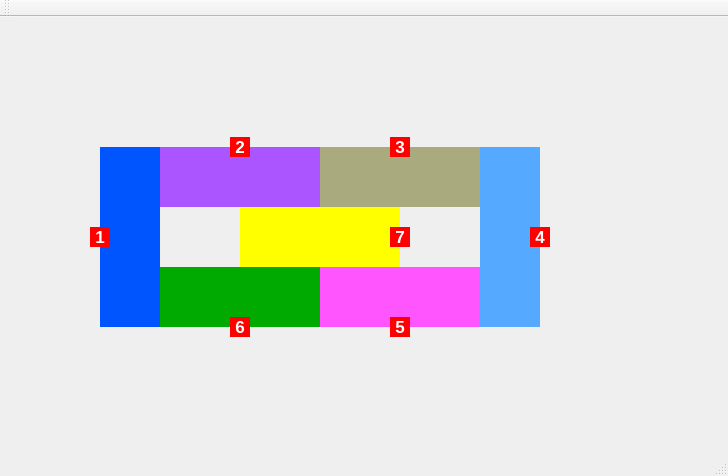
Qt form mainwindow.ui (arturcuringa/Trens) before a commit.
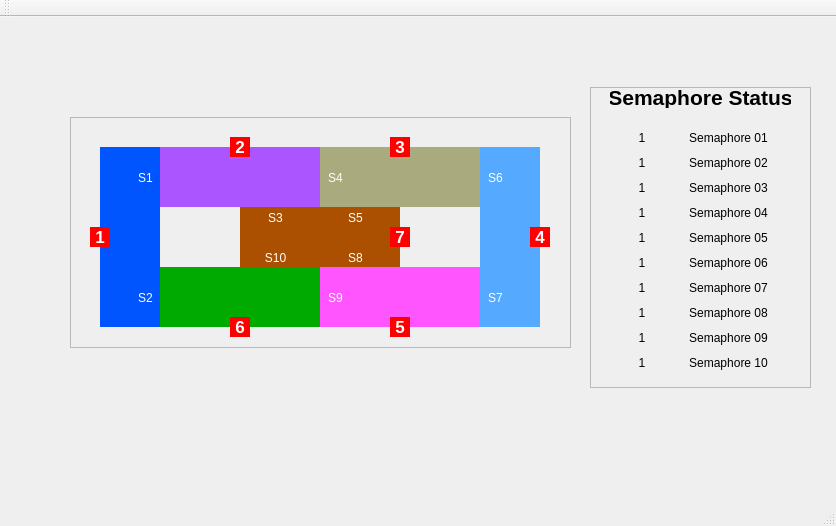
The same form after that commit.

Commit message: add some things about semaphore

```diff
--- a/mainwindow.ui
+++ b/mainwindow.ui
@@ -6,8 +6,8 @@
    <rect>
     <x>0</x>
     <y>0</y>
-    <width>728</width>
-    <height>476</height>
+    <width>836</width>
+    <height>526</height>
    </rect>
   </property>
   <property name="windowTitle">
@@ -62,7 +62,7 @@
      </rect>
     </property>
     <property name="styleSheet">
-     <string notr="true">background-color: yellow</string>
+     <string notr="true">background-color: rgb(170, 80, 0);</string>
     </property>
     <property name="locale">
      <locale language="Portuguese" country="Brazil"/>
@@ -360,6 +360,565 @@
      <set>Qt::AlignCenter</set>
     </property>
    </widget>
+   <widget class="QLabel" name="s1">
+    <property name="geometry">
+     <rect>
+      <x>130</x>
+      <y>150</y>
+      <width>31</width>
+      <height>21</height>
+     </rect>
+    </property>
+    <property name="styleSheet">
+     <string notr="true">color: white;</string>
+    </property>
+    <property name="text">
+     <string>S1</string>
+    </property>
+    <property name="alignment">
+     <set>Qt::AlignCenter</set>
+    </property>
+   </widget>
+   <widget class="QLabel" name="s2">
+    <property name="geometry">
+     <rect>
+      <x>130</x>
+      <y>270</y>
+      <width>31</width>
+      <height>21</height>
+     </rect>
+    </property>
+    <property name="styleSheet">
+     <string notr="true">color: white;</string>
+    </property>
+    <property name="text">
+     <string>S2</string>
+    </property>
+    <property name="alignment">
+     <set>Qt::AlignCenter</set>
+    </property>
+   </widget>
+   <widget class="QLabel" name="s3">
+    <property name="geometry">
+     <rect>
+      <x>260</x>
+      <y>190</y>
+      <width>31</width>
+      <height>21</height>
+     </rect>
+    </property>
+    <property name="styleSheet">
+     <string notr="true">color: white;</string>
+    </property>
+    <property name="text">
+     <string>S3</string>
+    </property>
+    <property name="alignment">
+     <set>Qt::AlignCenter</set>
+    </property>
+   </widget>
+   <widget class="QLabel" name="s4">
+    <property name="geometry">
+     <rect>
+      <x>320</x>
+      <y>150</y>
+      <width>31</width>
+      <height>21</height>
+     </rect>
+    </property>
+    <property name="styleSheet">
+     <string notr="true">color: white;</string>
+    </property>
+    <property name="text">
+     <string>S4</string>
+    </property>
+    <property name="alignment">
+     <set>Qt::AlignCenter</set>
+    </property>
+   </widget>
+   <widget class="QLabel" name="s5">
+    <property name="geometry">
+     <rect>
+      <x>340</x>
+      <y>190</y>
+      <width>31</width>
+      <height>21</height>
+     </rect>
+    </property>
+    <property name="styleSheet">
+     <string notr="true">color: white;</string>
+    </property>
+    <property name="text">
+     <string>S5</string>
+    </property>
+    <property name="alignment">
+     <set>Qt::AlignCenter</set>
+    </property>
+   </widget>
+   <widget class="QLabel" name="s6">
+    <property name="geometry">
+     <rect>
+      <x>480</x>
+      <y>150</y>
+      <width>31</width>
+      <height>21</height>
+     </rect>
+    </property>
+    <property name="styleSheet">
+     <string notr="true">color: white;</string>
+    </property>
+    <property name="text">
+     <string>S6</string>
+    </property>
+    <property name="alignment">
+     <set>Qt::AlignCenter</set>
+    </property>
+   </widget>
+   <widget class="QLabel" name="s7">
+    <property name="geometry">
+     <rect>
+      <x>480</x>
+      <y>270</y>
+      <width>31</width>
+      <height>21</height>
+     </rect>
+    </property>
+    <property name="styleSheet">
+     <string notr="true">color: white;</string>
+    </property>
+    <property name="text">
+     <string>S7</string>
+    </property>
+    <property name="alignment">
+     <set>Qt::AlignCenter</set>
+    </property>
+   </widget>
+   <widget class="QLabel" name="s8">
+    <property name="geometry">
+     <rect>
+      <x>340</x>
+      <y>230</y>
+      <width>31</width>
+      <height>21</height>
+     </rect>
+    </property>
+    <property name="styleSheet">
+     <string notr="true">color: white;</string>
+    </property>
+    <property name="text">
+     <string>S8</string>
+    </property>
+    <property name="alignment">
+     <set>Qt::AlignCenter</set>
+    </property>
+   </widget>
+   <widget class="QLabel" name="s9">
+    <property name="geometry">
+     <rect>
+      <x>320</x>
+      <y>270</y>
+      <width>31</width>
+      <height>21</height>
+     </rect>
+    </property>
+    <property name="styleSheet">
+     <string notr="true">color: white;</string>
+    </property>
+    <property name="text">
+     <string>S9</string>
+    </property>
+    <property name="alignment">
+     <set>Qt::AlignCenter</set>
+    </property>
+   </widget>
+   <widget class="QLabel" name="s10">
+    <property name="geometry">
+     <rect>
+      <x>260</x>
+      <y>230</y>
+      <width>31</width>
+      <height>21</height>
+     </rect>
+    </property>
+    <property name="styleSheet">
+     <string notr="true">color: white;</string>
+    </property>
+    <property name="text">
+     <string>S10</string>
+    </property>
+    <property name="alignment">
+     <set>Qt::AlignCenter</set>
+    </property>
+   </widget>
+   <widget class="QFrame" name="frame">
+    <property name="geometry">
+     <rect>
+      <x>70</x>
+      <y>100</y>
+      <width>501</width>
+      <height>231</height>
+     </rect>
+    </property>
+    <property name="frameShape">
+     <enum>QFrame::StyledPanel</enum>
+    </property>
+    <property name="frameShadow">
+     <enum>QFrame::Raised</enum>
+    </property>
+   </widget>
+   <widget class="QFrame" name="frame_2">
+    <property name="geometry">
+     <rect>
+      <x>590</x>
+      <y>70</y>
+      <width>221</width>
+      <height>301</height>
+     </rect>
+    </property>
+    <property name="frameShape">
+     <enum>QFrame::StyledPanel</enum>
+    </property>
+    <property name="frameShadow">
+     <enum>QFrame::Raised</enum>
+    </property>
+    <widget class="QLabel" name="label">
+     <property name="geometry">
+      <rect>
+       <x>20</x>
+       <y>0</y>
+       <width>181</width>
+       <height>21</height>
+      </rect>
+     </property>
+     <property name="font">
+      <font>
+       <pointsize>16</pointsize>
+       <weight>75</weight>
+       <bold>true</bold>
+      </font>
+     </property>
+     <property name="text">
+      <string>Semaphore Status</string>
+     </property>
+     <property name="scaledContents">
+      <bool>true</bool>
+     </property>
+     <property name="alignment">
+      <set>Qt::AlignCenter</set>
+     </property>
+    </widget>
+    <widget class="QWidget" name="gridLayoutWidget">
+     <property name="geometry">
+      <rect>
+       <x>0</x>
+       <y>30</y>
+       <width>221</width>
+       <height>266</height>
+      </rect>
+     </property>
+     <layout class="QGridLayout" name="gridLayout">
+      <item row="1" column="1">
+       <widget class="QLabel" name="label_4">
+        <property name="text">
+         <string>Semaphore 02</string>
+        </property>
+        <property name="alignment">
+         <set>Qt::AlignCenter</set>
+        </property>
+       </widget>
+      </item>
+      <item row="5" column="1">
+       <widget class="QLabel" name="label_8">
+        <property name="text">
+         <string>Semaphore 06</string>
+        </property>
+        <property name="alignment">
+         <set>Qt::AlignCenter</set>
+        </property>
+       </widget>
+      </item>
+      <item row="2" column="1">
+       <widget class="QLabel" name="label_5">
+        <property name="text">
+         <string>Semaphore 03</string>
+        </property>
+        <property name="alignment">
+         <set>Qt::AlignCenter</set>
+        </property>
+       </widget>
+      </item>
+      <item row="9" column="1">
+       <widget class="QLabel" name="label_12">
+        <property name="text">
+         <string>Semaphore 10</string>
+        </property>
+        <property name="alignment">
+         <set>Qt::AlignCenter</set>
+        </property>
+       </widget>
+      </item>
+      <item row="8" column="1">
+       <widget class="QLabel" name="label_11">
+        <property name="text">
+         <string>Semaphore 09</string>
+        </property>
+        <property name="alignment">
+         <set>Qt::AlignCenter</set>
+        </property>
+       </widget>
+      </item>
+      <item row="7" column="1">
+       <widget class="QLabel" name="label_10">
+        <property name="text">
+         <string>Semaphore 08</string>
+        </property>
+        <property name="alignment">
+         <set>Qt::AlignCenter</set>
+        </property>
+       </widget>
+      </item>
+      <item row="6" column="1">
+       <widget class="QLabel" name="label_9">
+        <property name="sizePolicy">
+         <sizepolicy hsizetype="Preferred" vsizetype="Preferred">
+          <horstretch>0</horstretch>
+          <verstretch>0</verstretch>
+         </sizepolicy>
+        </property>
+        <property name="text">
+         <string>Semaphore 07</string>
+        </property>
+        <property name="alignment">
+         <set>Qt::AlignCenter</set>
+        </property>
+       </widget>
+      </item>
+      <item row="0" column="0">
+       <widget class="QLabel" name="strs1">
+        <property name="maximumSize">
+         <size>
+          <width>20</width>
+          <height>16777215</height>
+         </size>
+        </property>
+        <property name="text">
+         <string>1</string>
+        </property>
+        <property name="alignment">
+         <set>Qt::AlignCenter</set>
+        </property>
+       </widget>
+      </item>
+      <item row="4" column="1">
+       <widget class="QLabel" name="label_7">
+        <property name="text">
+         <string>Semaphore 05</string>
+        </property>
+        <property name="alignment">
+         <set>Qt::AlignCenter</set>
+        </property>
+       </widget>
+      </item>
+      <item row="0" column="1">
+       <widget class="QLabel" name="label_3">
+        <property name="sizePolicy">
+         <sizepolicy hsizetype="Maximum" vsizetype="Preferred">
+          <horstretch>0</horstretch>
+          <verstretch>0</verstretch>
+         </sizepolicy>
+        </property>
+        <property name="text">
+         <string>Semaphore 01</string>
+        </property>
+        <property name="alignment">
+         <set>Qt::AlignCenter</set>
+        </property>
+       </widget>
+      </item>
+      <item row="1" column="0">
+       <widget class="QLabel" name="strs2">
+        <property name="maximumSize">
+         <size>
+          <width>20</width>
+          <height>16777215</height>
+         </size>
+        </property>
+        <property name="text">
+         <string>1</string>
+        </property>
+        <property name="alignment">
+         <set>Qt::AlignCenter</set>
+        </property>
+       </widget>
+      </item>
+      <item row="2" column="0">
+       <widget class="QLabel" name="strs3">
+        <property name="maximumSize">
+         <size>
+          <width>20</width>
+          <height>16777215</height>
+         </size>
+        </property>
+        <property name="text">
+         <string>1</string>
+        </property>
+        <property name="alignment">
+         <set>Qt::AlignCenter</set>
+        </property>
+       </widget>
+      </item>
+      <item row="4" column="0">
+       <widget class="QLabel" name="strs5">
+        <property name="maximumSize">
+         <size>
+          <width>20</width>
+          <height>16777215</height>
+         </size>
+        </property>
+        <property name="text">
+         <string>1</string>
+        </property>
+        <property name="alignment">
+         <set>Qt::AlignCenter</set>
+        </property>
+       </widget>
+      </item>
+      <item row="3" column="0">
+       <widget class="QLabel" name="strs4">
+        <property name="maximumSize">
+         <size>
+          <width>20</width>
+          <height>16777215</height>
+         </size>
+        </property>
+        <property name="text">
+         <string>1</string>
+        </property>
+        <property name="alignment">
+         <set>Qt::AlignCenter</set>
+        </property>
+       </widget>
+      </item>
+      <item row="6" column="0">
+       <widget class="QLabel" name="strs7">
+        <property name="maximumSize">
+         <size>
+          <width>20</width>
+          <height>16777215</height>
+         </size>
+        </property>
+        <property name="text">
+         <string>1</string>
+        </property>
+        <property name="alignment">
+         <set>Qt::AlignCenter</set>
+        </property>
+       </widget>
+      </item>
+      <item row="5" column="0">
+       <widget class="QLabel" name="strs6">
+        <property name="maximumSize">
+         <size>
+          <width>20</width>
+          <height>16777215</height>
+         </size>
+        </property>
+        <property name="text">
+         <string>1</string>
+        </property>
+        <property name="alignment">
+         <set>Qt::AlignCenter</set>
+        </property>
+       </widget>
+      </item>
+      <item row="3" column="1">
+       <widget class="QLabel" name="label_6">
+        <property name="text">
+         <string>Semaphore 04</string>
+        </property>
+        <property name="alignment">
+         <set>Qt::AlignCenter</set>
+        </property>
+       </widget>
+      </item>
+      <item row="7" column="0">
+       <widget class="QLabel" name="strs8">
+        <property name="maximumSize">
+         <size>
+          <width>20</width>
+          <height>16777215</height>
+         </size>
+        </property>
+        <property name="text">
+         <string>1</string>
+        </property>
+        <property name="alignment">
+         <set>Qt::AlignCenter</set>
+        </property>
+       </widget>
+      </item>
+      <item row="8" column="0">
+       <widget class="QLabel" name="strs9">
+        <property name="maximumSize">
+         <size>
+          <width>20</width>
+          <height>16777215</height>
+         </size>
+        </property>
+        <property name="text">
+         <string>1</string>
+        </property>
+        <property name="alignment">
+         <set>Qt::AlignCenter</set>
+        </property>
+       </widget>
+      </item>
+      <item row="9" column="0">
+       <widget class="QLabel" name="strs10">
+        <property name="maximumSize">
+         <size>
+          <width>20</width>
+          <height>16777215</height>
+         </size>
+        </property>
+        <property name="text">
+         <string>1</string>
+        </property>
+        <property name="alignment">
+         <set>Qt::AlignCenter</set>
+        </property>
+       </widget>
+      </item>
+     </layout>
+    </widget>
+   </widget>
+   <zorder>frame</zorder>
+   <zorder>labelTrilho02</zorder>
+   <zorder>labelTrilho03</zorder>
+   <zorder>labelTrilho07</zorder>
+   <zorder>labelTrilho05</zorder>
+   <zorder>labelTrilho06</zorder>
+   <zorder>labelTrilho04</zorder>
+   <zorder>labelTrilho01</zorder>
+   <zorder>labelTrem04</zorder>
+   <zorder>labelTrem01</zorder>
+   <zorder>labelTrem02</zorder>
+   <zorder>labelTrem03</zorder>
+   <zorder>labelTrem05</zorder>
+   <zorder>labelTrem06</zorder>
+   <zorder>labelTrem07</zorder>
+   <zorder>s1</zorder>
+   <zorder>s2</zorder>
+   <zorder>s3</zorder>
+   <zorder>s4</zorder>
+   <zorder>s5</zorder>
+   <zorder>s6</zorder>
+   <zorder>s7</zorder>
+   <zorder>s8</zorder>
+   <zorder>s9</zorder>
+   <zorder>s10</zorder>
+   <zorder>frame_2</zorder>
+   <zorder>label_21</zorder>
   </widget>
   <widget class="QMenuBar" name="menuBar">
    <property name="geometry">
```
Left out of the diff: 4 changed lines with no effect on the pictures. The commit also changes 6 other files.
